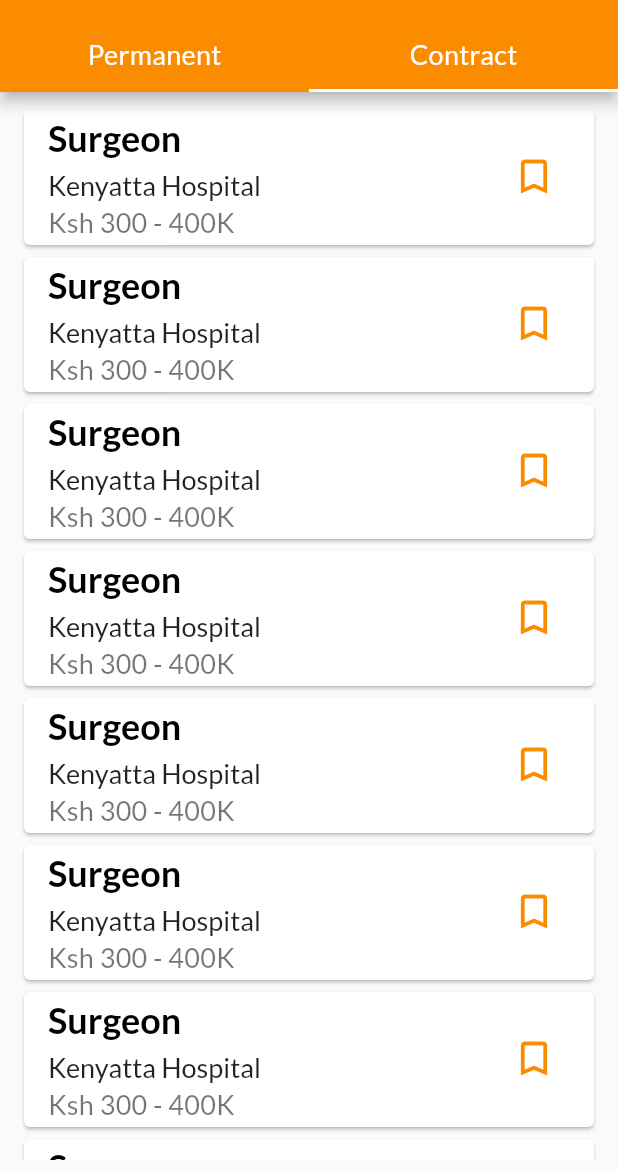
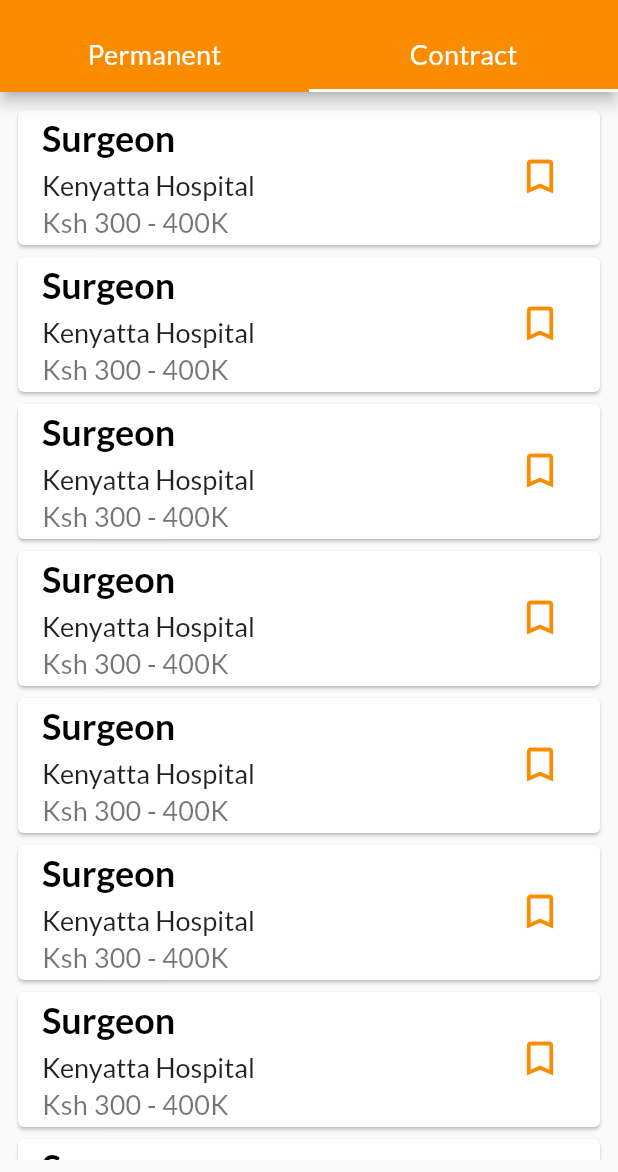
Before and after one commit to CarltonK/doctors_of_kenya, a Flutter app: the EmploymentScreen screen opened directly, tab 2 chosen, on a phone screen of 412 x 824 dp, the part 64-1236 px from its top. Run offline on Flutter 3.47's test engine with Material 2 defaults, Android fonts, the phone set to English and light mode, and no system bars; our stand-ins replace cached_network_image, firebase_core, flutter_spinkit, google_fonts; accounts and stored records are empty; network calls fail.

Commit message:
uniform padding

```diff
--- a/lib/screens/home/emploment_opportunities/contract_employment_screen.dart
+++ b/lib/screens/home/emploment_opportunities/contract_employment_screen.dart
@@ -5,7 +5,7 @@ class ContractEmploymentScreen extends StatelessWidget {
   @override
   Widget build(BuildContext context) {
     return Padding(
-      padding: const EdgeInsets.symmetric(horizontal: 12, vertical: 8),
+      padding: const EdgeInsets.symmetric(horizontal: 8, vertical: 8),
       child: ListView(
         children: [
           JobPostCard(),
--- a/lib/screens/home/home_screen.dart
+++ b/lib/screens/home/home_screen.dart
@@ -58,12 +58,8 @@ class HomeScreen extends StatelessWidget {
       body: GestureDetector(
         onTap: () => FocusScope.of(context).unfocus(),
         child: ListView(
-          padding: const EdgeInsets.symmetric(horizontal: 3, vertical: 5),
+          padding: const EdgeInsets.symmetric(horizontal: 8, vertical: 5),
           children: [
-            PractitionerCard(),
-            PractitionerCard(),
-            PractitionerCard(),
-            PractitionerCard(),
             PractitionerCard(),
             PractitionerCard(),
             PractitionerCard(),
```
